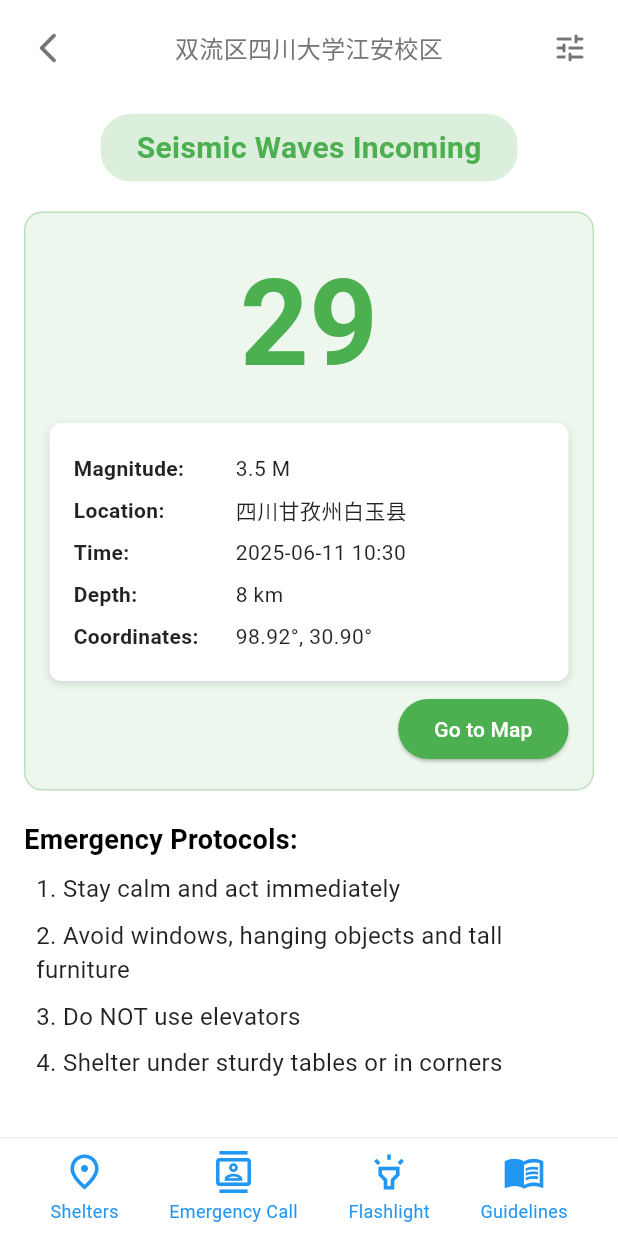
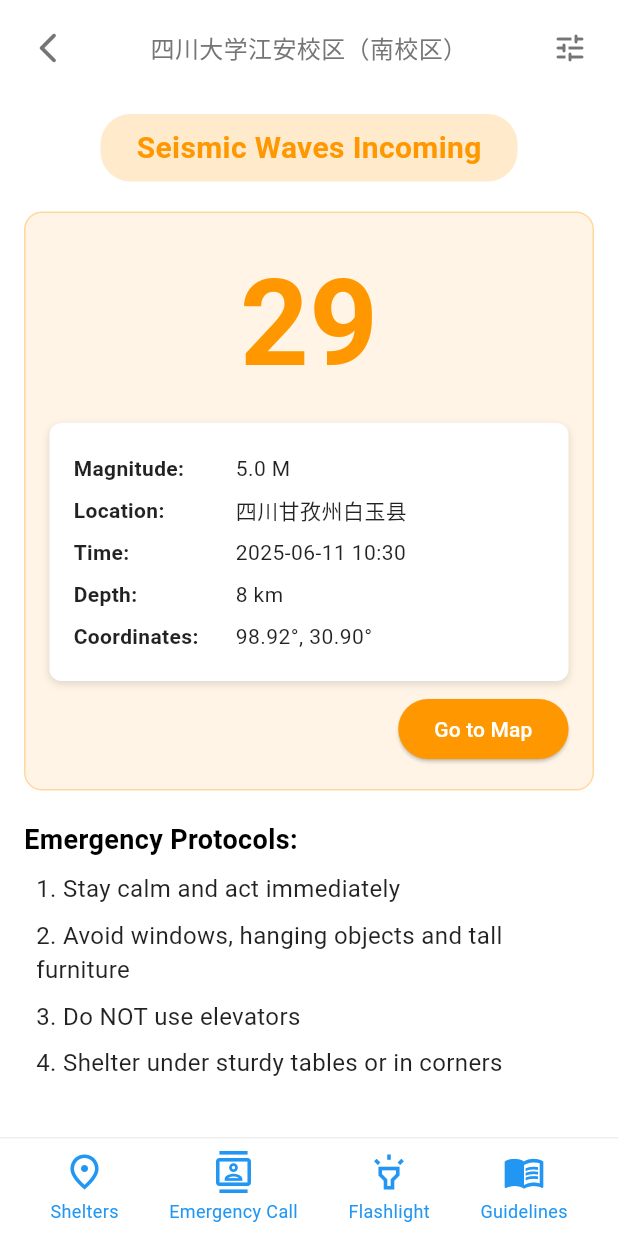
Before and after one commit to Tyke0318/The-Earthquake-Early-Warning-EEW-System, a Flutter app: the screen it shows after launch, after a tap on "Alert", on a phone screen of 412 x 824 dp. Run offline on Flutter 3.47's test engine with Material 3 defaults, Android fonts, the phone set to English and light mode, and no system bars; our stand-ins replace audioplayers, flutter_map, latlong2; network calls fail.

Commit message:
function update

```diff
--- a/lib/1st_screens/home_screen.dart
+++ b/lib/1st_screens/home_screen.dart
@@ -26,27 +26,23 @@ class HomeScreen extends StatefulWidget {
 }
 
 class HomeScreenState extends State<HomeScreen> {
-
   @override
   void initState() {
     super.initState();
     _fetchAndUpdateEarthquakeData();
   }
+
   Future<void> _fetchAndUpdateEarthquakeData() async {
     try {
       final url = Uri.parse(
-          'https://earthquake.usgs.gov/earthquakes/feed/v1.0/summary/all_hour.geojson');
+          'https://earthquake.usgs.gov/earthquakes/feed/v1.0/summary/all_day.geojson');
       final response = await http.get(url);
 
       if (response.statusCode == 200) {
-        // 👇 新解析
         final converted = convertUSGStoLocalFormat(response.body);
-
-        // 📦 写入本地文件
         final dir = await getApplicationDocumentsDirectory();
         final file = File('${dir.path}/quake_data.json');
         await file.writeAsString(jsonEncode(converted));
-
         debugPrint("✅ Earthquake data updated from USGS");
       } else {
         debugPrint("❌ Failed to fetch USGS data: ${response.statusCode}");
@@ -57,7 +53,6 @@ class HomeScreenState extends State<HomeScreen> {
   }
 
   // 当前选中的底部导航栏索引
-  // 0=首页，1=搜索页，2=设置页
   int _selectedIndex = 0;
 
   // 底部导航栏对应的页面组件列表
@@ -68,17 +63,16 @@ class HomeScreenState extends State<HomeScreen> {
   ];
 
   /// 底部导航栏项目点击事件处理
-  /// [index] 被点击项目的索引
   void _onItemTapped(int index) {
     setState(() {
-      _selectedIndex = index;  // 更新当前选中索引，触发界面重建
+      _selectedIndex = index;
     });
   }
 
   @override
   Widget build(BuildContext context) {
     return Scaffold(
-      extendBody: true, // 填充安全区域
+      extendBody: true,
       body: _pages[_selectedIndex],
       bottomNavigationBar: BottomNavigationBar(
         currentIndex: _selectedIndex,
@@ -93,16 +87,57 @@ class HomeScreenState extends State<HomeScreen> {
   }
 }
 
-/// 首页主要内容组件
-class MainPage extends StatelessWidget {
+/// 首页主要内容组件（修改为StatefulWidget以支持刷新）
+class MainPage extends StatefulWidget {
   const MainPage({super.key});
 
+  @override
+  State<MainPage> createState() => _MainPageState();
+}
+
+class _MainPageState extends State<MainPage> {
+  /// 下拉刷新回调方法
+  Future<void> _onRefresh() async {
+    try {
+      // 触发数据更新
+      await _fetchAndUpdateEarthquakeData();
+      // 显示刷新成功提示
+      ScaffoldMessenger.of(context).showSnackBar(
+        const SnackBar(content: Text('地震数据已更新')),
+      );
+    } catch (e) {
+      // 显示刷新失败提示
+      ScaffoldMessenger.of(context).showSnackBar(
+        SnackBar(content: Text('更新数据失败: $e')),
+      );
+    }
+  }
+
+  /// 复用HomeScreen中的数据获取方法（需确保convertUSGStoLocalFormat已定义）
+  Future<void> _fetchAndUpdateEarthquakeData() async {
+    try {
+      final url = Uri.parse(
+          'https://earthquake.usgs.gov/earthquakes/feed/v1.0/summary/all_day.geojson');
+      final response = await http.get(url);
+
+      if (response.statusCode == 200) {
+        // 解析USGS数据格式（假设convertUSGStoLocalFormat方法存在）
+        final converted = convertUSGStoLocalFormat(response.body);
+        final dir = await getApplicationDocumentsDirectory();
+        final file = File('${dir.path}/quake_data.json');
+        await file.writeAsString(jsonEncode(converted));
+        debugPrint("✅ 地震数据从USGS更新成功");
+      } else {
+        debugPrint("❌ 获取USGS数据失败: ${response.statusCode}");
+        throw Exception('获取数据失败: ${response.statusCode}');
+      }
+    } catch (e) {
+      debugPrint("⚠️ 获取USGS数据错误: $e");
+      rethrow;
+    }
+  }
+
   /// 根据震级返回对应的颜色标识
-  /// [magnitude] 地震震级字符串
-  /// 返回颜色值：
-  ///   - ≥6.0：红色（严重）
-  ///   - ≥4.5：橙色（中等）
-  ///   - 其他：绿色（轻微）
   Color magnitudeToColor(String magnitude) {
     double mag = double.tryParse(magnitude) ?? 0.0;
     if (mag >= 6.0) return Colors.red;
@@ -110,6 +145,7 @@ class MainPage extends StatelessWidget {
     return Colors.green;
   }
 
+  /// 地震记录列表项组件
   Widget _quakeItem(BuildContext context, String magnitude, String location,
       String time, String depth, String coords, bool isNew) {
     return GestureDetector(
@@ -142,10 +178,10 @@ class MainPage extends StatelessWidget {
                   backgroundColor: magnitudeToColor(magnitude),
                   child: Text(
                     magnitude,
-                      style: TextStyle(color: Colors.white, fontSize: 16)
+                    style: TextStyle(color: Colors.white, fontSize: 16),
                   ),
                 ),
-                SizedBox(width: 12),
+                const SizedBox(width: 12),
                 Expanded(
                   child: Column(
                     crossAxisAlignment: CrossAxisAlignment.start,
@@ -159,7 +195,7 @@ class MainPage extends StatelessWidget {
                 )
               ],
             ),
-            // 添加NEW标志
+            // 新记录标记
             if (isNew)
               Positioned(
                 left: 2,
@@ -170,7 +206,7 @@ class MainPage extends StatelessWidget {
                     color: Colors.red,
                     borderRadius: BorderRadius.circular(10),
                   ),
-                  child: Text(
+                  child: const Text(
                     "NEW",
                     style: TextStyle(
                       color: Colors.white,
@@ -207,7 +243,7 @@ class MainPage extends StatelessWidget {
                     BoxShadow(
                       color: Colors.grey.withAlpha((0.3 * 255).round()),
                       blurRadius: 8,
-                      offset: Offset(0, 4),
+                      offset: const Offset(0, 4),
                     ),
                   ],
                 ),
@@ -240,40 +276,39 @@ class MainPage extends StatelessWidget {
               ),
 
               const SizedBox(height: 10),
-              // 网格按钮部分 - 使用固定高度
-              // 直接替换原来的 GridView.count 部分
+              // 网格按钮部分
               SizedBox(
-                height: 100, // 更高点，适应新按钮
+                height: 100,
                 child: GridView.count(
                   crossAxisCount: 4,
-                  childAspectRatio: 0.8, // Adjust this value (default is 1.0)
+                  childAspectRatio: 0.8,
                   crossAxisSpacing: 12,
                   mainAxisSpacing: 12,
                   physics: const NeverScrollableScrollPhysics(),
                   children: [
                     _buildFeatureButton(
-                      context: context, // 加上这行！
+                      context: context,
                       icon: Icons.warning,
                       label: "Alert",
                       destination: AlertScreen(),
                       color: Colors.redAccent,
                     ),
                     _buildFeatureButton(
-                      context: context, // 加上这行！
+                      context: context,
                       icon: Icons.place_outlined,
                       label: "Shelters",
                       destination: ShelterScreen(),
                       color: Colors.teal,
                     ),
                     _buildFeatureButton(
-                      context: context, // 加上这行！
+                      context: context,
                       icon: Icons.build,
                       label: "Tools",
                       destination: EmergencySupplyListScreen(),
                       color: Colors.orange,
                     ),
                     _buildFeatureButton(
-                      context: context, // 加上这行！
+                      context: context,
                       icon: Icons.menu_book,
                       label: "Guidelines",
                       destination: GuidelineScreen(),
@@ -290,18 +325,19 @@ class MainPage extends StatelessWidget {
               ),
               const SizedBox(height: 14),
 
-              // 地震记录列表 - 使用Flexible替代Expanded
+              // 地震记录列表（包裹RefreshIndicator实现下拉刷新）
               Flexible(
-
+                child: RefreshIndicator(
+                  onRefresh: _onRefresh,
                   child: FutureBuilder<List<Quake>>(
-                  future: _loadQuakeData(), // 加载JSON数据的方法
+                    future: _loadQuakeData(),
                     builder: (context, snapshot) {
                       if (snapshot.connectionState == ConnectionState.waiting) {
-                      return Center(child: CircularProgressIndicator());
+                        return const Center(child: CircularProgressIndicator());
                       } else if (snapshot.hasError) {
-                      return Center(child: Text('Error loading data'));
+                        return Center(child: Text('Error loading data: ${snapshot.error}'));
                       } else if (!snapshot.hasData || snapshot.data!.isEmpty) {
-                      return Center(child: Text('No earthquake data available'));
+                        return const Center(child: Text('No earthquake data available'));
                       }
 
                       final quakeData = snapshot.data!;
@@ -318,11 +354,12 @@ class MainPage extends StatelessWidget {
                             quake.time,
                             quake.depth,
                             quake.coords,
-                          index == 0, // 第一条数据标记为NEW
+                            index == 0, // 第一条记录标记为NEW
                           );
                         },
                       );
                     },
+                  ),
                 ),
               ),
             ],
@@ -333,8 +370,9 @@ class MainPage extends StatelessWidget {
   }
 }
 
+/// 功能按钮组件
 Widget _buildFeatureButton({
-  required BuildContext context, // 加在这里！
+  required BuildContext context,
   required IconData icon,
   required String label,
   required Widget destination,
@@ -359,7 +397,7 @@ Widget _buildFeatureButton({
               BoxShadow(
                 color: Colors.grey.withAlpha((0.3 * 255).round()),
                 blurRadius: 6,
-                offset: Offset(2, 4),
+                offset: const Offset(2, 4),
               ),
             ],
           ),
@@ -369,10 +407,10 @@ Widget _buildFeatureButton({
             size: 28,
           ),
         ),
-        SizedBox(height: 6),
+        const SizedBox(height: 6),
         Text(
           label,
-          style: TextStyle(
+          style: const TextStyle(
             fontSize: 12,
             fontWeight: FontWeight.w500,
           ),
@@ -383,22 +421,30 @@ Widget _buildFeatureButton({
   );
 }
 
+/// 加载本地地震数据
 Future<List<Quake>> _loadQuakeData() async {
   try {
-    // 获取可写目录
     final dir = await getApplicationDocumentsDirectory();
-
     final file = File('${dir.path}/quake_data.json');
 
-    // 读取文件内容
+    if (!await file.exists()) {
+      throw Exception('File not found');
+    }
+
     final String response = await file.readAsString();
 
-    // 解析 JSON
-    final List<dynamic> data = json.decode(response);
+    if (response.trim().isEmpty) {
+      throw Exception('File is empty');
+    }
 
-    // 转换为 Quake 对象列表
+    final dynamic data = json.decode(response);
+    if (data is! List) {
+      throw Exception('Invalid data format - expected List');
+    }
+
     return data.map((json) => Quake.fromJson(json)).toList();
   } catch (e) {
+    print('Error loading quake data: $e');
     return [];
   }
 }
--- a/lib/2nd_screens/alert_screen.dart
+++ b/lib/2nd_screens/alert_screen.dart
@@ -5,7 +5,7 @@ import 'package:flutter/material.dart';
 import 'package:intl/intl.dart';
 import '../1st_screens/setting_screen.dart';
 import 'map_page.dart';
-
+import 'package:audioplayers/audioplayers.dart';
 class AlertScreen extends StatefulWidget {
   const AlertScreen({super.key});
 
@@ -15,16 +15,56 @@ class AlertScreen extends StatefulWidget {
 
 class AlertScreenState extends State<AlertScreen> {
   int _countdown = 30; // 动态倒计时
-  double _selectedMagnitude = 3.5; // 默认3.5级
+  double _selectedMagnitude = 5.0; // 默认3.5级
   Timer? _timer;
   Color _warningColor = Colors.green; // 根据预警等级变化的颜色
-
+  final AudioPlayer _audioPlayer = AudioPlayer(); // 音频播放器实例
+  bool _isPlayingAlarm = false;
   @override
   void initState() {
     super.initState();
     startCountdown();
     // 模拟根据震级设置预警颜色
     _setWarningColor(_selectedMagnitude); // 初始化时设置颜色
+    _playAlarmSound(); // 进入页面时播放警报声
+  }
+
+  Future<void> _playAlarmSound() async {
+    if (_isPlayingAlarm) return;
+
+    _isPlayingAlarm = true;
+
+    setState(() {
+      _isPlayingAlarm = true;
+    });
+
+    try {
+      // 根据震级设置音量
+      double volume = 1.0;
+      if (_selectedMagnitude > 6.0) {
+        volume = 1.0; // 最大音量
+      } else if (_selectedMagnitude > 4.5) {
+        volume = 0.7; // 中等音量
+      } else {
+        volume = 0.5; // 较低音量
+      }
+
+      await _audioPlayer.setVolume(volume);
+      await _audioPlayer.play(AssetSource('sounds/earthquake_alarm.mp3'));
+    } catch (e) {
+      debugPrint('Error playing alarm sound: $e');
+    }
+  }
+  Future<void> _stopAlarm() async {
+    try {
+      await _audioPlayer.stop();
+    } catch (e) {
+      debugPrint('Error stopping alarm sound: $e');
+    } finally {
+      setState(() {
+        _isPlayingAlarm = false;
+      });
+    }
   }
 
   // 新增方法：根据震级初始化倒计时
@@ -71,6 +111,7 @@ class AlertScreenState extends State<AlertScreen> {
   @override
   void dispose() {
     _timer?.cancel();
+    _audioPlayer.dispose(); // 释放音频资源
     super.dispose();
   }
 
@@ -127,7 +168,7 @@ class AlertScreenState extends State<AlertScreen> {
                   // 当前位置文字
                   Expanded(
                     child: Text(
-                      "双流区四川大学江安校区",
+                      "四川大学江安校区（南校区）",
                       style: TextStyle(
                         fontSize: 16,
                         color: Colors.grey[600],
--- a/pubspec.yaml
+++ b/pubspec.yaml
@@ -26,6 +26,7 @@ dependencies:
   flutter_map: ^8.1.1
   latlong2: ^0.9.1
   path_provider: ^2.1.5
+  audioplayers: ^5.1.0
 
 
 dev_dependencies:
@@ -47,3 +48,4 @@ flutter:
   assets:
     - assets/quake_data.json
     - assets/mock_data.json
+    - assets/sounds/earthquake_alarm.mp3
```
Also changed, not shown: lib/1st_screens/find_screen.dart (+3 -11 lines), lib/model/quake_model.dart (+22 -6 lines). Lines whose indentation alone changed are shown as unchanged.
